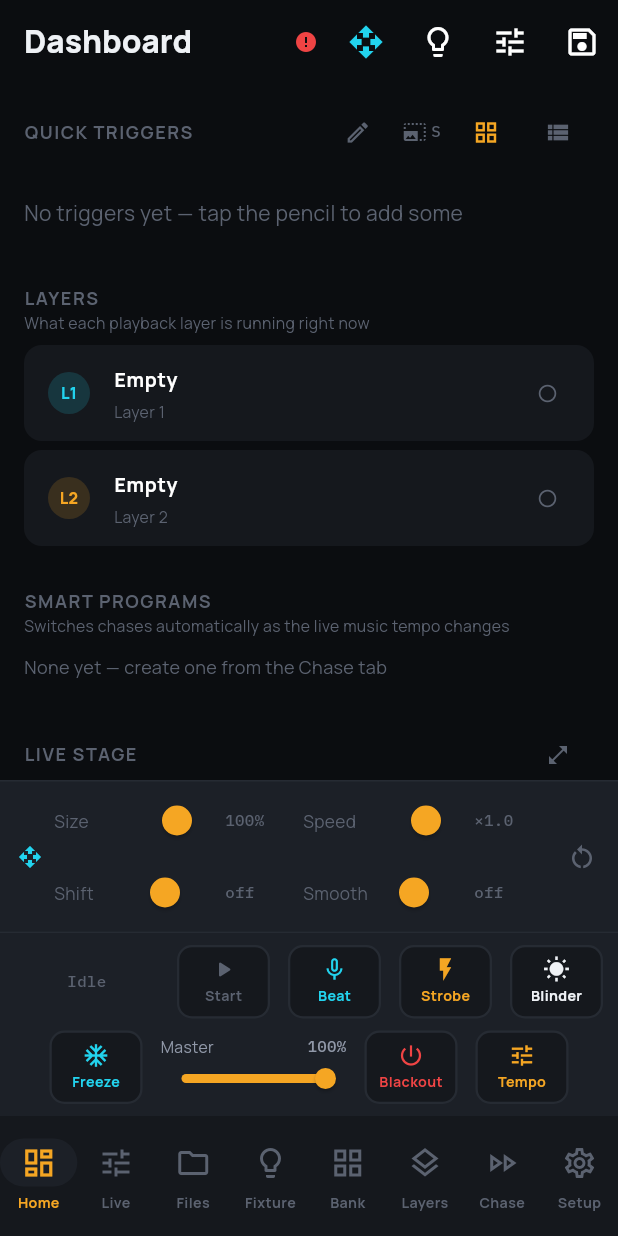
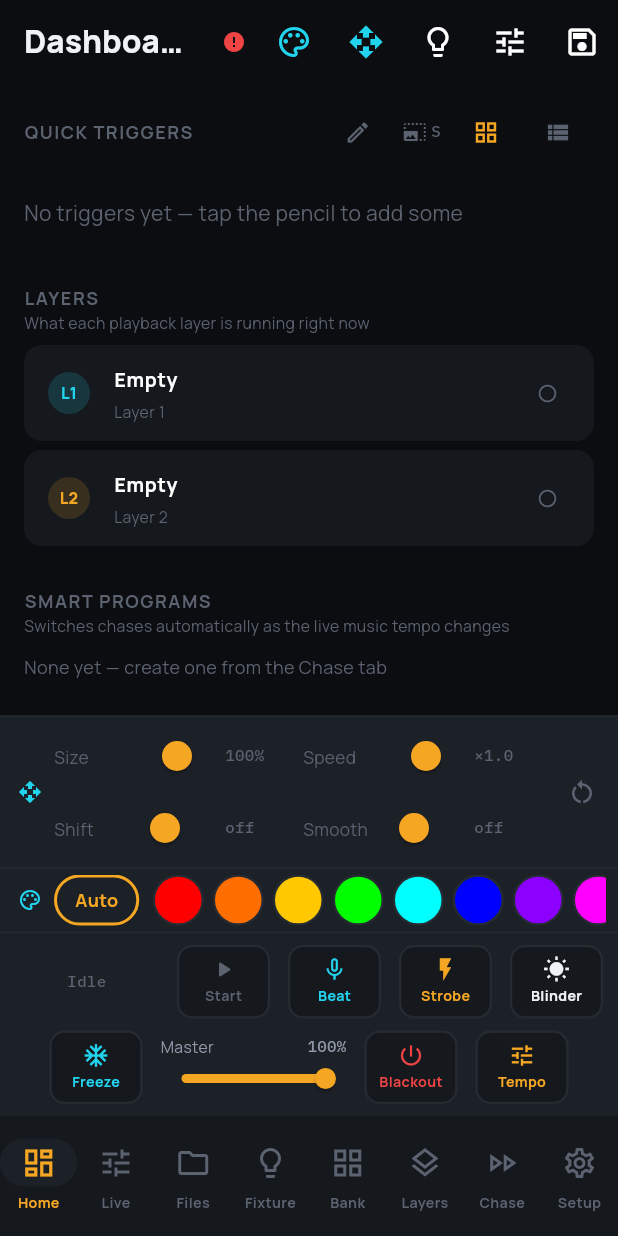
Before and after one commit to gazsesz/DMX, a Flutter app: the screen it shows after launch, on a phone screen of 412 x 824 dp. Run offline on Flutter 3.47's test engine with Material 3 defaults, Android fonts, the phone set to English and light mode, and no system bars; our stand-ins replace file_picker, flutter_riverpod, package_info_plus, shared_preferences, wakelock_plus; missing offline and left inert: fftea, flutter_midi_command, record.

Commit message:
v1.39.0: Colour strip — live basic-colour override over the scenes
A row of basic colours (plus Auto) under the Movement strip lays a colour
over the show's colour channels as an output layer, without touching any
scene or bank. Applies to the whole rig or one saved fixture group: RGB
emitters keep the scene's brightness, colour wheels park on the nearest
single-colour slot. Adds a /color remote endpoint, a Wear menu group and a
Settings/app-bar switch.

Co-Authored-By: Claude Sonnet 5.5 <noreply@anthropic.com>

```diff
--- a/app/lib/core/artnet/artnet_service.dart
+++ b/app/lib/core/artnet/artnet_service.dart
@@ -67,6 +67,18 @@ class ArtNetService {
   }
 
   OutputOverride? _override;
+
+  /// The live colour layer — see `color_override.dart`. Applied first, so the
+  /// momentary effects (a blinder, a freeze) and the dropout still act on the
+  /// recoloured look. Held outside the buffers like [outputOverride], so
+  /// clearing it puts the scenes' own colours straight back.
+  OutputOverride? get colorOverride => _colorOverride;
+  OutputOverride? _colorOverride;
+
+  set colorOverride(OutputOverride? override) {
+    _colorOverride = override;
+    _refreshAll();
+  }
 
   /// The momentary layer — strobe, blinder, freeze — applied to every frame
   /// on its way out.
@@ -397,7 +409,8 @@ class ArtNetService {
     final nextSequence = ((_sequences[universe.id] ?? 0) % 255) + 1;
     _sequences[universe.id] = nextSequence;
     final buffer = _buffers[universe.id]!;
-    final overridden = _override?.call(universe, buffer) ?? buffer;
+    final coloured = _colorOverride?.call(universe, buffer) ?? buffer;
+    final overridden = _override?.call(universe, coloured) ?? coloured;
     final dark = darkChannels?.call(universe) ?? const <int>{};
     final dim = dimChannels?.call(universe);
     final data = _withMaster(universe, applyDropout(overridden, dark, dim));
--- a/app/lib/core/widgets/control_dock.dart
+++ b/app/lib/core/widgets/control_dock.dart
@@ -571,6 +571,14 @@ class ControlDockAction extends ConsumerWidget {
       mainAxisSize: MainAxisSize.min,
       children: [
         IconButton(
+          tooltip: dock.colorBarVisible ? 'Hide the Colour strip' : 'Show the Colour strip',
+          icon: Icon(
+            Icons.palette_outlined,
+            color: dock.colorBarVisible ? AppColors.accent2 : null,
+          ),
+          onPressed: () => ref.read(controlDockProvider.notifier).toggleColorBar(),
+        ),
+        IconButton(
           tooltip: dock.movementBarVisible ? 'Hide the Movement knobs' : 'Show the Movement knobs',
           icon: Icon(
             Icons.open_with,
--- /dev/null
+++ b/app/lib/core/widgets/live_color_bar.dart
@@ -0,0 +1,142 @@
+import 'package:flutter/material.dart';
+import 'package:flutter_riverpod/flutter_riverpod.dart';
+
+import '../../state/color_override_providers.dart';
+import '../../state/fixture_group_providers.dart';
+import '../theme/app_colors.dart';
+
+/// The Colour strip: basic colours to lay over whatever the scenes are playing.
+///
+/// A tap overrides the colour channels (RGB emitters, or the nearest slot of a
+/// colour wheel) on the whole rig — or on one saved group — and "Scene" gives
+/// the scenes their own colours back. Nothing in a bank or scene is changed.
+class LiveColorBar extends ConsumerWidget {
+  const LiveColorBar({super.key});
+
+  @override
+  Widget build(BuildContext context, WidgetRef ref) {
+    final live = ref.watch(liveColorProvider);
+    final controller = ref.read(liveColorProvider.notifier);
+    final groups = ref.watch(fixtureGroupsProvider);
+    final groupName = [for (final g in groups) if (g.id == live.groupId) g.name].firstOrNull;
+
+    return Material(
+      color: AppColors.panel2,
+      child: Container(
+        padding: const EdgeInsets.fromLTRB(12, 4, 8, 4),
+        decoration: const BoxDecoration(border: Border(top: BorderSide(color: AppColors.border))),
+        child: Row(
+          children: [
+            Tooltip(
+              message: 'Colour override — over the scenes',
+              child: Icon(Icons.palette_outlined, size: 16, color: live.active ? AppColors.accent : AppColors.accent2),
+            ),
+            const SizedBox(width: 8),
+            Expanded(
+              child: SingleChildScrollView(
+                scrollDirection: Axis.horizontal,
+                child: Row(
+                  children: [
+                    _AutoChip(active: !live.active, onTap: controller.auto),
+                    const SizedBox(width: 6),
+                    for (final color in liveColors)
+                      _Swatch(
+                        color: color,
+                        selected: live.color?.id == color.id,
+                        onTap: () => live.color?.id == color.id
+                            ? controller.auto()
+                            : controller.set(color, groupId: live.groupId),
+                      ),
+                  ],
+                ),
+              ),
+            ),
+            if (groups.isNotEmpty)
+              PopupMenuButton<String?>(
+                tooltip: 'Which fixtures the colour goes to',
+                initialValue: live.groupId,
+                onSelected: (id) => controller.setGroup(id == '' ? null : id),
+                itemBuilder: (_) => [
+                  const PopupMenuItem<String?>(value: '', child: Text('All fixtures')),
+                  for (final group in groups) PopupMenuItem<String?>(value: group.id, child: Text(group.name)),
+                ],
+                child: Padding(
+                  padding: const EdgeInsets.symmetric(horizontal: 8, vertical: 6),
+                  child: Row(
+                    mainAxisSize: MainAxisSize.min,
+                    children: [
+                      Text(
+                        groupName ?? 'All',
+                        style: TextStyle(fontSize: 11.5, color: groupName == null ? AppColors.textFaint : AppColors.accent),
+                      ),
+                      const Icon(Icons.arrow_drop_down, size: 18, color: AppColors.textFaint),
+                    ],
+                  ),
+                ),
+              ),
+          ],
+        ),
+      ),
+    );
+  }
+}
+
+class _AutoChip extends StatelessWidget {
+  final bool active;
+  final VoidCallback onTap;
+
+  const _AutoChip({required this.active, required this.onTap});
+
+  @override
+  Widget build(BuildContext context) {
+    return GestureDetector(
+      onTap: onTap,
+      behavior: HitTestBehavior.opaque,
+      child: Container(
+        height: 34,
+        padding: const EdgeInsets.symmetric(horizontal: 12),
+        alignment: Alignment.center,
+        decoration: BoxDecoration(
+          borderRadius: BorderRadius.circular(17),
+          border: Border.all(color: active ? AppColors.accent : AppColors.border, width: active ? 2 : 1.5),
+        ),
+        child: Text(
+          'Auto',
+          style: TextStyle(fontSize: 12, fontWeight: FontWeight.w700, color: active ? AppColors.accent : AppColors.textDim),
+        ),
+      ),
+    );
+  }
+}
+
+class _Swatch extends StatelessWidget {
+  final LiveColor color;
+  final bool selected;
+  final VoidCallback onTap;
+
+  const _Swatch({required this.color, required this.selected, required this.onTap});
+
+  @override
+  Widget build(BuildContext context) {
+    return Tooltip(
+      message: color.label,
+      child: GestureDetector(
+        onTap: onTap,
+        behavior: HitTestBehavior.opaque,
+        child: Padding(
+          padding: const EdgeInsets.symmetric(horizontal: 3),
+          child: Container(
+            width: 34,
+            height: 34,
+            decoration: BoxDecoration(
+              color: color.swatch,
+              shape: BoxShape.circle,
+              border: Border.all(color: selected ? AppColors.text : AppColors.border, width: selected ? 3 : 1.5),
+              boxShadow: selected ? [BoxShadow(color: color.swatch.withValues(alpha: 0.5), blurRadius: 8)] : null,
+            ),
+          ),
+        ),
+      ),
+    );
+  }
+}
--- a/app/lib/features/shell/app_shell.dart
+++ b/app/lib/features/shell/app_shell.dart
@@ -2,6 +2,7 @@ import 'package:flutter/material.dart';
 import 'package:flutter_riverpod/flutter_riverpod.dart';
 
 import '../../core/widgets/control_dock.dart';
+import '../../core/widgets/live_color_bar.dart';
 import '../../core/widgets/movement_live_bar.dart';
 import '../../models/control_dock_prefs.dart';
 import '../../state/control_dock_providers.dart';
@@ -75,6 +76,9 @@ class _AppShellState extends ConsumerState<AppShell> {
     // right under the thing they act on.
     if (dock.movementBarVisible) {
       body = Column(children: [Expanded(child: body), const MovementLiveBar()]);
+    }
+    if (dock.colorBarVisible) {
+      body = Column(children: [Expanded(child: body), const LiveColorBar()]);
     }
     if (dock.stageVisible) {
       body = Column(children: [Expanded(child: body), const LiveStageDock()]);
--- a/app/lib/main.dart
+++ b/app/lib/main.dart
@@ -54,6 +54,7 @@ Future<void> main() async {
     position: prefs.getString(prefDockPosition),
     stageVisible: prefs.getBool(prefStageVisible),
     movementBarVisible: prefs.getBool(prefMovementBarVisible),
+    colorBarVisible: prefs.getBool(prefColorBarVisible),
   );
 
   final initialBeatSource = beatSourcePrefsFromStrings(
--- a/app/pubspec.yaml
+++ b/app/pubspec.yaml
@@ -19,7 +19,7 @@ publish_to: 'none' # Remove this line if you wish to publish to pub.dev
 # Bump this on every release you build for the tablet — the Setup screen
 # reads it straight from here, so it's the single source of truth for
 # "which build is on the device?".
-version: 1.38.1+63
+version: 1.39.0+64
 
 environment:
   sdk: ^3.13.2
```
Also changed, not shown: app/lib/core/playback/color_override.dart (added, +214 -0 lines), app/lib/core/remote/remote_control_server.dart (+22 -0 lines), app/lib/core/remote/trigger_actions.dart (+50 -2 lines), app/lib/features/settings/settings_screen.dart (+10 -0 lines), app/lib/state/color_override_providers.dart (added, +100 -0 lines), app/lib/state/control_dock_providers.dart (+13 -0 lines), 2 other files.
